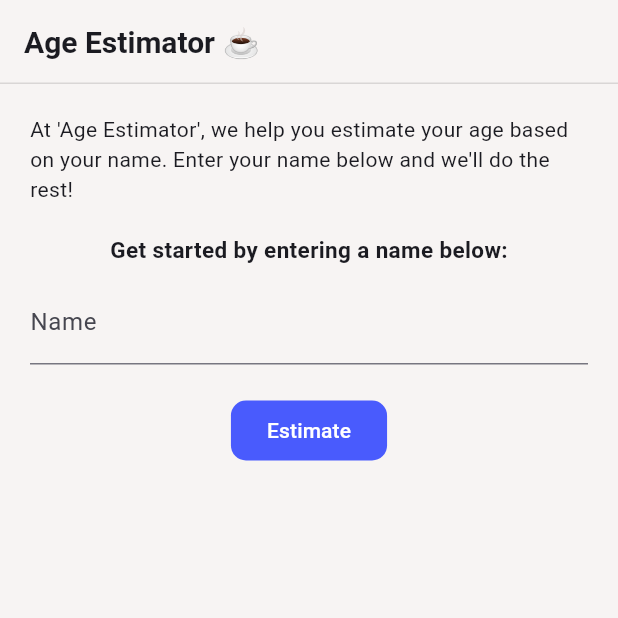
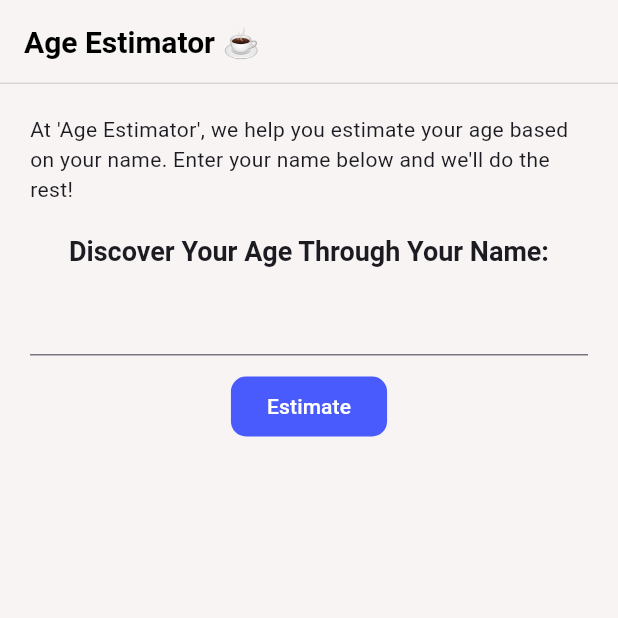
Before and after one commit to maurorisso/AgeEstimator, a Flutter app: the screen it shows after launch, on a phone screen of 412 x 824 dp, the top half of it. Run offline on Flutter 3.47's test engine with Material 3 defaults, Android fonts, the phone set to English and light mode, and no system bars.

Commit message:
refactor(ui): extract Separator and StyledText widgets to shared folder

```diff
--- a/lib/screens/home.dart
+++ b/lib/screens/home.dart
@@ -1,3 +1,5 @@
+import 'package:age_estimator/widgets/shared/separator.dart';
+import 'package:age_estimator/widgets/shared/styled_text.dart';
 import 'package:flutter/material.dart';
 
 class Home extends StatefulWidget {
@@ -14,7 +16,6 @@ class _HomeState extends State<Home> {
         appBar: AppBar(
           title: const Text(
             'Age Estimator ☕︎',
-            style: TextStyle(fontSize: 20, fontWeight: FontWeight.w600),
           ),
         ),
         body: Container(
@@ -22,24 +23,16 @@ class _HomeState extends State<Home> {
             padding: const EdgeInsets.all(20),
             child: Column(
               children: <Widget>[
-                const Text(
-                    "At 'Age Estimator', we help you estimate your age based on your name. Enter your name below and we'll do the rest!"),
-                const SizedBox(height: 20),
-                const Text(
-                  'Get started by entering a name below:',
-                  style: TextStyle(
-                    fontSize: 15,
-                    fontWeight: FontWeight.w600,
-                  ),
+                const StyledText(
+                  "At 'Age Estimator', we help you estimate your age based on your name. Enter your name below and we'll do the rest!",
                 ),
-                const SizedBox(height: 10),
+                const Separator(SizeOption.medium),
+                const StyledMediumText('Discover Your Age Through Your Name:'),
+                const Separator(SizeOption.small),
                 const TextField(
-                  decoration: InputDecoration(
-                    labelText: 'Name',
-                  ),
                   keyboardType: TextInputType.name,
                 ),
-                const SizedBox(height: 20),
+                const Separator(SizeOption.small),
                 FilledButton(
                   onPressed: () {},
                   child: const Text('Estimate'),
--- /dev/null
+++ b/lib/widgets/shared/styled_text.dart
@@ -0,0 +1,40 @@
+import 'package:flutter/material.dart';
+
+class StyledText extends StatelessWidget {
+  const StyledText(this.text, {super.key});
+
+  final String text;
+
+  @override
+  Widget build(BuildContext context) {
+    return Text(text);
+  }
+}
+
+class StyledMediumText extends StatelessWidget {
+  const StyledMediumText(this.text, {super.key});
+
+  final String text;
+
+  @override
+  Widget build(BuildContext context) {
+    return Text(
+      text,
+      style: Theme.of(context).textTheme.headlineMedium,
+    );
+  }
+}
+
+class StyledLargeText extends StatelessWidget {
+  const StyledLargeText(this.text, {super.key});
+
+  final String text;
+
+  @override
+  Widget build(BuildContext context) {
+    return Text(
+      text,
+      style: Theme.of(context).textTheme.headlineLarge,
+    );
+  }
+}
```
Also changed, not shown: lib/theme.dart (+26 -0 lines), lib/widgets/shared/separator.dart (added, +20 -0 lines).
